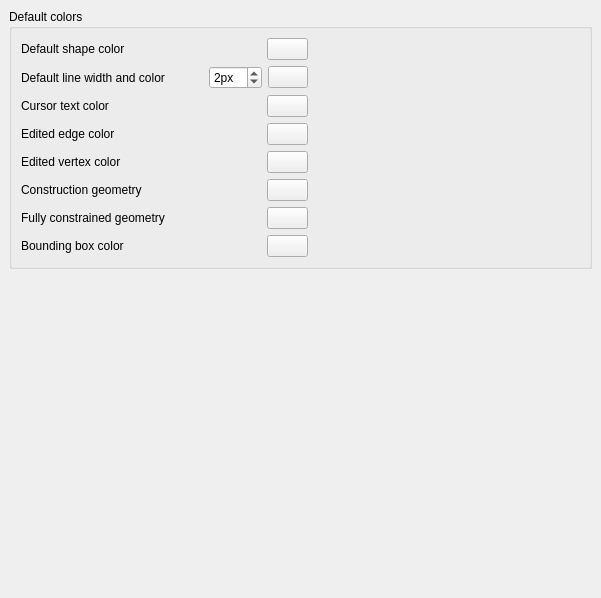
This is src/Mod/Part/Gui/DlgSettingsObjectColor.ui in berndhahnebach/All_FreeCAD as Qt 5 draws it before an edit. The edited form follows.
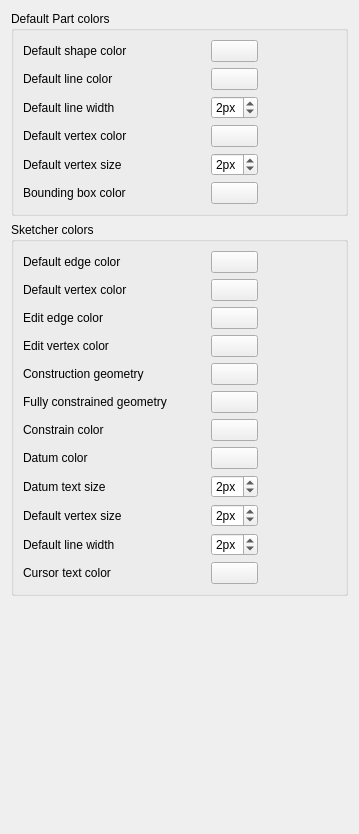
This is the edited form. Custom widgets are drawn as their Qt base class.

Commit message: Added new color types to Preferences

What changed in the file:
```diff
--- a/src/Mod/Part/Gui/DlgSettingsObjectColor.ui
+++ b/src/Mod/Part/Gui/DlgSettingsObjectColor.ui
@@ -6,95 +6,396 @@
    <rect>
     <x>0</x>
     <y>0</y>
-    <width>601</width>
-    <height>598</height>
+    <width>359</width>
+    <height>834</height>
    </rect>
   </property>
   <property name="windowTitle">
    <string>Object Colors</string>
   </property>
-  <layout class="QGridLayout">
-   <property name="margin">
-    <number>9</number>
-   </property>
-   <property name="spacing">
-    <number>6</number>
-   </property>
-   <item row="1" column="0">
-    <spacer name="spacer_3">
-     <property name="orientation">
-      <enum>Qt::Vertical</enum>
-     </property>
-     <property name="sizeHint" stdset="0">
-      <size>
-       <width>20</width>
-       <height>40</height>
-      </size>
-     </property>
-    </spacer>
-   </item>
-   <item row="0" column="0">
+  <layout class="QVBoxLayout" name="verticalLayout">
+   <item>
     <widget class="QGroupBox" name="groupBoxDefaultColors">
      <property name="title">
-      <string>Default colors</string>
+      <string>Default Part colors</string>
      </property>
-     <layout class="QGridLayout" name="colgridLayout">
-      <item row="2" column="1">
+     <layout class="QHBoxLayout" name="horizontalLayout">
+      <item>
+       <layout class="QGridLayout" name="gridLayout">
+        <item row="0" column="0">
+         <widget class="QLabel" name="label_6">
+          <property name="minimumSize">
+           <size>
+            <width>182</width>
+            <height>0</height>
+           </size>
+          </property>
+          <property name="text">
+           <string>Default shape color</string>
+          </property>
+         </widget>
+        </item>
+        <item row="0" column="1">
+         <widget class="Gui::PrefColorButton" name="DefaultShapeColor">
+          <property name="toolTip">
+           <string>The default color for new shapes</string>
+          </property>
+          <property name="color" stdset="0">
+           <color>
+            <red>204</red>
+            <green>204</green>
+            <blue>204</blue>
+           </color>
+          </property>
+          <property name="prefEntry" stdset="0">
+           <cstring>DefaultShapeColor</cstring>
+          </property>
+          <property name="prefPath" stdset="0">
+           <cstring>View</cstring>
+          </property>
+         </widget>
+        </item>
+        <item row="1" column="0">
+         <widget class="QLabel" name="label_7">
+          <property name="minimumSize">
+           <size>
+            <width>182</width>
+            <height>0</height>
+           </size>
+          </property>
+          <property name="text">
+           <string>Default line color</string>
+          </property>
+         </widget>
+        </item>
+        <item row="1" column="1">
+         <widget class="Gui::PrefColorButton" name="DefaultShapeLineColor">
+          <property name="toolTip">
+           <string>The default line color for new shapes</string>
+          </property>
+          <property name="color" stdset="0">
+           <color>
+            <red>25</red>
+            <green>25</green>
+            <blue>25</blue>
+           </color>
+          </property>
+          <property name="prefEntry" stdset="0">
+           <cstring>DefaultShapeLineColor</cstring>
+          </property>
+          <property name="prefPath" stdset="0">
+           <cstring>View</cstring>
+          </property>
+         </widget>
+        </item>
+        <item row="2" column="0">
+         <widget class="QLabel" name="label_9">
+          <property name="minimumSize">
+           <size>
+            <width>182</width>
+            <height>0</height>
+           </size>
+          </property>
+          <property name="text">
+           <string>Default line width</string>
+          </property>
+         </widget>
+        </item>
+        <item row="2" column="1">
+         <widget class="Gui::PrefSpinBox" name="DefaultShapeLineWidth">
+          <property name="toolTip">
+           <string>The default line thickness for new shapes</string>
+          </property>
+          <property name="suffix">
+           <string>px</string>
+          </property>
+          <property name="maximum">
+           <number>9</number>
+          </property>
+          <property name="value">
+           <number>2</number>
+          </property>
+          <property name="prefEntry" stdset="0">
+           <cstring>DefaultShapeLineWidth</cstring>
+          </property>
+          <property name="prefPath" stdset="0">
+           <cstring>View</cstring>
+          </property>
+         </widget>
+        </item>
+        <item row="3" column="0">
+         <widget class="QLabel" name="label_10">
+          <property name="minimumSize">
+           <size>
+            <width>182</width>
+            <height>0</height>
+           </size>
+          </property>
+          <property name="text">
+           <string>Default vertex color</string>
+          </property>
+         </widget>
+        </item>
+        <item row="3" column="1">
+         <widget class="Gui::PrefColorButton" name="DefaultShapeVertexColor">
+          <property name="toolTip">
+           <string>The default line color for new shapes</string>
+          </property>
+          <property name="color" stdset="0">
+           <color>
+            <red>25</red>
+            <green>25</green>
+            <blue>25</blue>
+           </color>
+          </property>
+          <property name="prefEntry" stdset="0">
+           <cstring>DefaultShapeVertexColor</cstring>
+          </property>
+          <property name="prefPath" stdset="0">
+           <cstring>View</cstring>
+          </property>
+         </widget>
+        </item>
+        <item row="4" column="0">
+         <widget class="QLabel" name="label_11">
+          <property name="minimumSize">
+           <size>
+            <width>182</width>
+            <height>0</height>
+           </size>
+          </property>
+          <property name="text">
+           <string>Default vertex size</string>
+          </property>
+         </widget>
+        </item>
+        <item row="4" column="1">
+         <widget class="Gui::PrefSpinBox" name="DefaultShapeVertexWidth">
+          <property name="toolTip">
+           <string>The default line thickness for new shapes</string>
+          </property>
+          <property name="suffix">
+           <string>px</string>
+          </property>
+          <property name="maximum">
+           <number>9</number>
+          </property>
+          <property name="value">
+           <number>2</number>
+          </property>
+          <property name="prefEntry" stdset="0">
+           <cstring>DefaultShapeVertexWidth</cstring>
+          </property>
+          <property name="prefPath" stdset="0">
+           <cstring>View</cstring>
+          </property>
+         </widget>
+        </item>
+        <item row="5" column="0">
+         <widget class="QLabel" name="label_8">
+          <property name="minimumSize">
+           <size>
+            <width>182</width>
+            <height>0</height>
+           </size>
+          </property>
+          <property name="text">
+           <string>Bounding box color</string>
+          </property>
+         </widget>
+        </item>
+        <item row="5" column="1">
+         <widget class="Gui::PrefColorButton" name="BoundingBoxColor">
+          <property name="toolTip">
+           <string>The color of bounding boxes in the 3D view</string>
+          </property>
+          <property name="color" stdset="0">
+           <color>
+            <red>255</red>
+            <green>255</green>
+            <blue>255</blue>
+           </color>
+          </property>
+          <property name="prefEntry" stdset="0">
+           <cstring>BoundingBoxColor</cstring>
+          </property>
+          <property name="prefPath" stdset="0">
+           <cstring>View</cstring>
+          </property>
+         </widget>
+        </item>
+       </layout>
+      </item>
+      <item>
        <spacer name="horizontalSpacer">
         <property name="orientation">
          <enum>Qt::Horizontal</enum>
         </property>
         <property name="sizeHint" stdset="0">
          <size>
-          <width>40</width>
+          <width>28</width>
           <height>20</height>
          </size>
         </property>
        </spacer>
       </item>
-      <item row="2" column="0">
-       <layout class="QGridLayout" name="_2">
-        <property name="margin">
-         <number>0</number>
-        </property>
-        <property name="spacing">
-         <number>6</number>
-        </property>
+     </layout>
+    </widget>
+   </item>
+   <item>
+    <widget class="QGroupBox" name="groupBoxSketcherColor">
+     <property name="title">
+      <string>Sketcher colors</string>
+     </property>
+     <layout class="QHBoxLayout" name="horizontalLayout_2">
+      <item>
+       <layout class="QGridLayout" name="gridLayout_2">
+        <item row="0" column="0">
+         <widget class="QLabel" name="label_17">
+          <property name="minimumSize">
+           <size>
+            <width>182</width>
+            <height>0</height>
+           </size>
+          </property>
+          <property name="text">
+           <string>Default edge color</string>
+          </property>
+         </widget>
+        </item>
+        <item row="0" column="1">
+         <widget class="Gui::PrefColorButton" name="SketchEdgeColor">
+          <property name="toolTip">
+           <string>The color of edges being edited</string>
+          </property>
+          <property name="color" stdset="0">
+           <color>
+            <red>255</red>
+            <green>255</green>
+            <blue>255</blue>
+           </color>
+          </property>
+          <property name="prefEntry" stdset="0">
+           <cstring>SketchEdgeColor</cstring>
+          </property>
+          <property name="prefPath" stdset="0">
+           <cstring>View</cstring>
+          </property>
+         </widget>
+        </item>
         <item row="1" column="0">
+         <widget class="QLabel" name="label_18">
+          <property name="minimumSize">
+           <size>
+            <width>182</width>
+            <height>0</height>
+           </size>
+          </property>
+          <property name="text">
+           <string>Default vertex color</string>
+          </property>
+         </widget>
+        </item>
+        <item row="1" column="1">
+         <widget class="Gui::PrefColorButton" name="SketchVertexColor">
+          <property name="toolTip">
+           <string>The color of vertices being edited</string>
+          </property>
+          <property name="color" stdset="0">
+           <color>
+            <red>255</red>
+            <green>255</green>
+            <blue>255</blue>
+           </color>
+          </property>
+          <property name="prefEntry" stdset="0">
+           <cstring>SketchVertexColor</cstring>
+          </property>
+          <property name="prefPath" stdset="0">
+           <cstring>View</cstring>
+          </property>
+         </widget>
+        </item>
+        <item row="2" column="0">
          <widget class="QLabel" name="label">
           <property name="minimumSize">
            <size>
-            <width>240</width>
+            <width>182</width>
             <height>0</height>
            </size>
           </property>
           <property name="text">
-           <string>Edited edge color</string>
+           <string>Edit edge color</string>
           </property>
          </widget>
         </item>
-        <item row="2" column="0">
+        <item row="2" column="1">
+         <widget class="Gui::PrefColorButton" name="EditedEdgeColor">
+          <property name="toolTip">
+           <string>The color of edges being edited</string>
+          </property>
+          <property name="color" stdset="0">
+           <color>
+            <red>255</red>
+            <green>255</green>
+            <blue>255</blue>
+           </color>
+          </property>
+          <property name="prefEntry" stdset="0">
+           <cstring>EditedEdgeColor</cstring>
+          </property>
+          <property name="prefPath" stdset="0">
+           <cstring>View</cstring>
+          </property>
+         </widget>
+        </item>
+        <item row="3" column="0">
          <widget class="QLabel" name="label_2">
+          <property name="minimumSize">
+           <size>
+            <width>182</width>
+            <height>0</height>
+           </size>
+          </property>
           <property name="text">
-           <string>Edited vertex color</string>
+           <string>Edit vertex color</string>
           </property>
          </widget>
         </item>
-        <item row="3" column="0">
+        <item row="3" column="1">
+         <widget class="Gui::PrefColorButton" name="EditedVertexColor">
+          <property name="toolTip">
+           <string>The color of vertices being edited</string>
+          </property>
+          <property name="color" stdset="0">
+           <color>
+            <red>255</red>
+            <green>38</green>
+            <blue>0</blue>
+           </color>
+          </property>
+          <property name="prefEntry" stdset="0">
+           <cstring>EditedVertexColor</cstring>
+          </property>
+          <property name="prefPath" stdset="0">
+           <cstring>View</cstring>
+          </property>
+         </widget>
+        </item>
+        <item row="4" column="0">
          <widget class="QLabel" name="label_3">
+          <property name="minimumSize">
+           <size>
+            <width>182</width>
+            <height>0</height>
+           </size>
+          </property>
           <property name="text">
            <string>Construction geometry</string>
           </property>
          </widget>
         </item>
-        <item row="4" column="0">
-         <widget class="QLabel" name="label_4">
-          <property name="text">
-           <string>Fully constrained geometry</string>
-          </property>
-         </widget>
-        </item>
-        <item row="3" column="1">
+        <item row="4" column="1">
          <widget class="Gui::PrefColorButton" name="ConstructionColor">
           <property name="toolTip">
            <string>The color of construction geometry in edit mode</string>
@@ -114,7 +415,20 @@
           </property>
          </widget>
         </item>
-        <item row="4" column="1">
+        <item row="5" column="0">
+         <widget class="QLabel" name="label_4">
+          <property name="minimumSize">
+           <size>
+            <width>182</width>
+            <height>0</height>
+           </size>
+          </property>
+          <property name="text">
+           <string>Fully constrained geometry</string>
+          </property>
+         </widget>
+        </item>
+        <item row="5" column="1">
          <widget class="Gui::PrefColorButton" name="FullyConstrainedColor">
           <property name="toolTip">
            <string>The color of fully constrained geometry in edit mode</string>
@@ -134,8 +448,21 @@
           </property>
          </widget>
         </item>
-        <item row="2" column="1">
-         <widget class="Gui::PrefColorButton" name="EditedVertexColor">
+        <item row="6" column="0">
+         <widget class="QLabel" name="label_14">
+          <property name="minimumSize">
+           <size>
+            <width>182</width>
+            <height>0</height>
+           </size>
+          </property>
+          <property name="text">
+           <string>Constrain color</string>
+          </property>
+         </widget>
+        </item>
+        <item row="6" column="1">
+         <widget class="Gui::PrefColorButton" name="ConstrainedColor">
           <property name="toolTip">
            <string>The color of vertices being edited</string>
           </property>
@@ -154,8 +481,21 @@
           </property>
          </widget>
         </item>
-        <item row="1" column="1">
-         <widget class="Gui::PrefColorButton" name="EditedEdgeColor">
+        <item row="7" column="0">
+         <widget class="QLabel" name="label_15">
+          <property name="minimumSize">
+           <size>
+            <width>182</width>
+            <height>0</height>
+           </size>
+          </property>
+          <property name="text">
+           <string>Datum color</string>
+          </property>
+         </widget>
+        </item>
+        <item row="7" column="1">
+         <widget class="Gui::PrefColorButton" name="DatumColor">
           <property name="toolTip">
            <string>The color of edges being edited</string>
           </property>
@@ -174,14 +514,125 @@
           </property>
          </widget>
         </item>
-        <item row="0" column="0">
+        <item row="8" column="0">
+         <widget class="QLabel" name="label_16">
+          <property name="minimumSize">
+           <size>
+            <width>182</width>
+            <height>0</height>
+           </size>
+          </property>
+          <property name="text">
+           <string>Datum text size</string>
+          </property>
+         </widget>
+        </item>
+        <item row="8" column="1">
+         <widget class="Gui::PrefSpinBox" name="SketcherDatumWidth">
+          <property name="toolTip">
+           <string>The default line thickness for new shapes</string>
+          </property>
+          <property name="suffix">
+           <string>px</string>
+          </property>
+          <property name="maximum">
+           <number>9</number>
+          </property>
+          <property name="value">
+           <number>2</number>
+          </property>
+          <property name="prefEntry" stdset="0">
+           <cstring>DefaultSketcherVertexWidth</cstring>
+          </property>
+          <property name="prefPath" stdset="0">
+           <cstring>View</cstring>
+          </property>
+         </widget>
+        </item>
+        <item row="9" column="0">
+         <widget class="QLabel" name="label_12">
+          <property name="minimumSize">
+           <size>
+            <width>182</width>
+            <height>0</height>
+           </size>
+          </property>
+          <property name="text">
+           <string>Default vertex size</string>
+          </property>
+         </widget>
+        </item>
+        <item row="9" column="1">
+         <widget class="Gui::PrefSpinBox" name="DefaultSketcherVertexWidth">
+          <property name="toolTip">
+           <string>The default line thickness for new shapes</string>
+          </property>
+          <property name="suffix">
+           <string>px</string>
+          </property>
+          <property name="maximum">
+           <number>9</number>
+          </property>
+          <property name="value">
+           <number>2</number>
+          </property>
+          <property name="prefEntry" stdset="0">
+           <cstring>DefaultSketcherVertexWidth</cstring>
+          </property>
+          <property name="prefPath" stdset="0">
+           <cstring>View</cstring>
+          </property>
+         </widget>
+        </item>
+        <item row="10" column="0">
+         <widget class="QLabel" name="label_13">
+          <property name="minimumSize">
+           <size>
+            <width>182</width>
+            <height>0</height>
+           </size>
+          </property>
+          <property name="text">
+           <string>Default line width</string>
+          </property>
+         </widget>
+        </item>
+        <item row="10" column="1">
+         <widget class="Gui::PrefSpinBox" name="DefaultSketcherLineWidth">
+          <property name="toolTip">
+           <string>The default line thickness for new shapes</string>
+          </property>
+          <property name="suffix">
+           <string>px</string>
+          </property>
+          <property name="maximum">
+           <number>9</number>
+          </property>
+          <property name="value">
+           <number>2</number>
+          </property>
+          <property name="prefEntry" stdset="0">
+           <cstring>DefaultShapeLineWidth</cstring>
+          </property>
+          <property name="prefPath" stdset="0">
+           <cstring>View</cstring>
+          </property>
+         </widget>
+        </item>
+        <item row="11" column="0">
          <widget class="QLabel" name="label_5">
+          <property name="minimumSize">
+           <size>
+            <width>182</width>
+            <height>0</height>
+           </size>
+          </property>
           <property name="text">
            <string>Cursor text color</string>
           </property>
          </widget>
         </item>
-        <item row="0" column="1">
+        <item row="11" column="1">
          <widget class="Gui::PrefColorButton" name="CursorTextColor">
           <property name="color">
            <color>
@@ -198,131 +649,37 @@
           </property>
          </widget>
         </item>
-        <item row="5" column="0">
-         <widget class="QLabel" name="label_8">
-          <property name="text">
-           <string>Bounding box color</string>
-          </property>
-         </widget>
-        </item>
-        <item row="5" column="1">
-         <widget class="Gui::PrefColorButton" name="BoundingBoxColor">
-          <property name="toolTip">
-           <string>The color of bounding boxes in the 3D view</string>
-          </property>
-          <property name="color">
-           <color>
-            <red>255</red>
-            <green>255</green>
-            <blue>255</blue>
-           </color>
-          </property>
-          <property name="prefEntry" stdset="0">
-           <cstring>BoundingBoxColor</cstring>
-          </property>
-          <property name="prefPath" stdset="0">
-           <cstring>View</cstring>
-          </property>
-         </widget>
-        </item>
        </layout>
       </item>
-      <item row="0" column="0">
-       <layout class="QGridLayout" name="_1">
-        <item row="0" column="0">
-         <widget class="QLabel" name="label_6">
-          <property name="minimumSize">
-           <size>
-            <width>240</width>
-            <height>0</height>
-           </size>
-          </property>
-          <property name="text">
-           <string>Default shape color</string>
-          </property>
-         </widget>
-        </item>
-        <item row="0" column="1">
-         <widget class="Gui::PrefColorButton" name="DefaultShapeColor">
-          <property name="toolTip">
-           <string>The default color for new shapes</string>
-          </property>
-          <property name="color">
-           <color>
-            <red>204</red>
-            <green>204</green>
-            <blue>204</blue>
-           </color>
-          </property>
-          <property name="prefEntry" stdset="0">
-           <cstring>DefaultShapeColor</cstring>
-          </property>
-          <property name="prefPath" stdset="0">
-           <cstring>View</cstring>
-          </property>
-         </widget>
-        </item>
-       </layout>
-      </item>
-      <item row="1" column="0">
-       <layout class="QGridLayout" name="_5">
-        <item row="0" column="0">
-         <widget class="QLabel" name="label_7">
-          <property name="minimumSize">
-           <size>
-            <width>182</width>
-            <height>0</height>
-           </size>
-          </property>
-          <property name="text">
-           <string>Default line width and color</string>
-          </property>
-         </widget>
-        </item>
-        <item row="0" column="2">
-         <widget class="Gui::PrefColorButton" name="DefaultShapeLineColor">
-          <property name="toolTip">
-           <string>The default line color for new shapes</string>
-          </property>
-          <property name="color">
-           <color>
-            <red>25</red>
-            <green>25</green>
-            <blue>25</blue>
-           </color>
-          </property>
-          <property name="prefEntry" stdset="0">
-           <cstring>DefaultShapeLineColor</cstring>
-          </property>
-          <property name="prefPath" stdset="0">
-           <cstring>View</cstring>
-          </property>
-         </widget>
-        </item>
-        <item row="0" column="1">
-         <widget class="Gui::PrefSpinBox" name="DefaultShapeLineWidth">
-          <property name="toolTip">
-           <string>The default line thickness for new shapes</string>
-          </property>
-          <property name="suffix">
-           <string>px</string>
-          </property>
-          <property name="value">
-           <number>2</number>
-          </property>
-          <property name="prefEntry" stdset="0">
-           <cstring>DefaultShapeLineWidth</cstring>
-          </property>
-          <property name="prefPath" stdset="0">
-           <cstring>View</cstring>
-          </property>
-         </widget>
-        </item>
-       </layout>
+      <item>
+       <spacer name="horizontalSpacer_2">
+        <property name="orientation">
+         <enum>Qt::Horizontal</enum>
+        </property>
+        <property name="sizeHint" stdset="0">
+         <size>
+          <width>74</width>
+          <height>20</height>
+         </size>
+        </property>
+       </spacer>
       </item>
      </layout>
     </widget>
    </item>
+   <item>
+    <spacer name="verticalSpacer">
+     <property name="orientation">
+      <enum>Qt::Vertical</enum>
+     </property>
+     <property name="sizeHint" stdset="0">
+      <size>
+       <width>20</width>
+       <height>217</height>
+      </size>
+     </property>
+    </spacer>
+   </item>
   </layout>
  </widget>
  <customwidgets>
```
Left out of the diff: 26 changed lines with no effect on the pictures. The commit also changes 1 other file.
